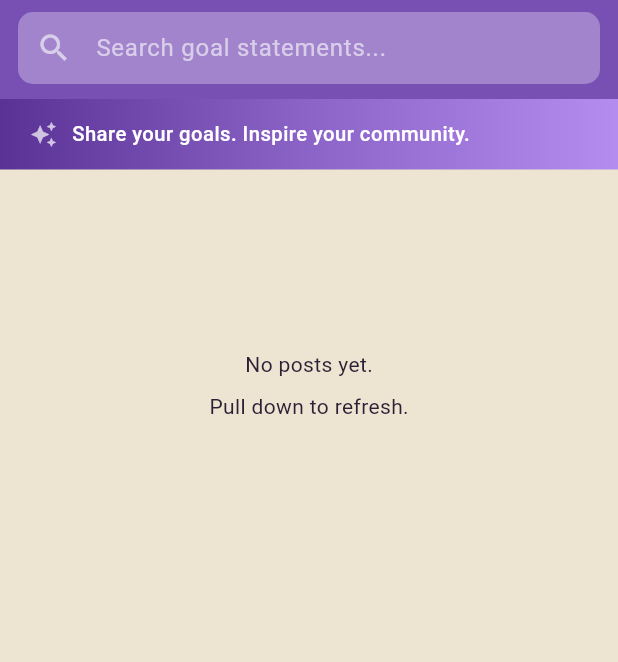
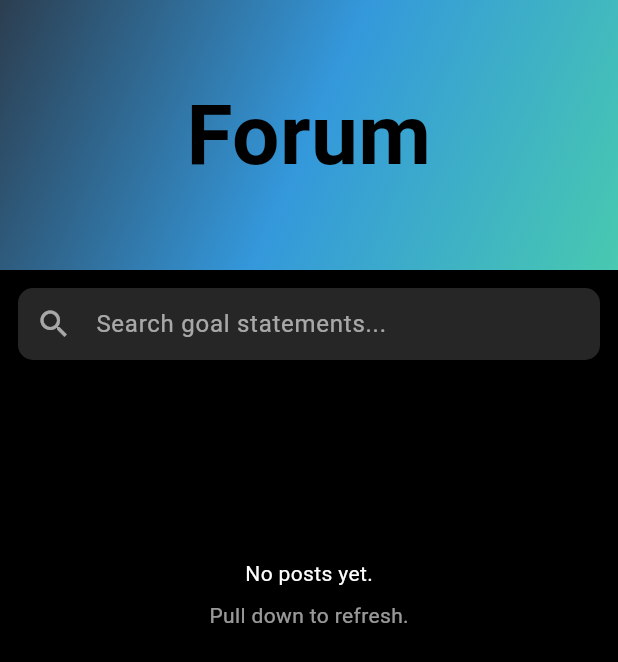
Before and after one commit to Mehedi259/Ally, a Flutter app: the Forum widget shown alone on an empty page, opened directly, on a phone screen of 412 x 824 dp. Shown: the top 662 px of the screen. Run offline on Flutter 3.47's test engine with Material 3 defaults, Android fonts, the phone set to English and light mode, and no system bars; our stand-ins replace cloud_firestore, firebase_auth, firebase_core, flutter_local_notifications, google_sign_in, sliding_up_panel and 1 more; accounts and stored records are empty.

Commit message:
Update forum UI with a new dark theme and custom color palette
- **UI/UX**:
    - Replaced the small `_buildGradientBanner` with a large, bold `_buildGradientHeader` featuring a dark blue-to-cyan gradient and large "Forum" text.
    - Switched the main background, search bar, and several text styles from theme-dependent colors to explicit black and white values.
    - Implemented a hardcoded color palette (Lavender, Tan, Aquamarine, Periwinkle, and Rose) for forum posts, replacing `AveaThemes` references.
    - Updated the search bar with adjusted padding and a more transparent input field.
- **Components**:
    - Simplified the `_buildSkeletonList` structure and updated `_SkeletonBar` to use a grey semi-transparent background with a smaller border radius.
    - Adjusted vertical padding for forum posts and updated "no results" and "retry" messaging styles for better visibility on dark backgrounds.

```diff
--- a/lib/forum.dart
+++ b/lib/forum.dart
@@ -47,10 +47,57 @@ class _ForumState extends State<Forum> {
     await _postsFuture;
   }
 
+  Widget _buildSkeletonList() {
+    return ListView.separated(
+      physics: const AlwaysScrollableScrollPhysics(),
+      padding: const EdgeInsets.all(16),
+      itemCount: 6,
+      separatorBuilder: (context, index) => const SizedBox(height: 16),
+      itemBuilder: (context, index) {
+        return Container(
+          padding: const EdgeInsets.symmetric(vertical: 8, horizontal: 16),
+          child: Column(
+            crossAxisAlignment: CrossAxisAlignment.start,
+            children: const [
+              _SkeletonBar(width: double.infinity, height: 20),
+            ],
+          ),
+        );
+      },
+    );
+  }
+
+  Widget _buildGradientHeader() {
+    return Container(
+      width: double.infinity,
+      padding: const EdgeInsets.symmetric(vertical: 50),
+      decoration: const BoxDecoration(
+        gradient: LinearGradient(
+          begin: Alignment.topLeft,
+          end: Alignment.bottomRight,
+          colors: [
+            Color(0xFF2C3E50), // Dark blue
+            Color(0xFF3498DB), // Blue
+            Color(0xFF48C9B0), // Aquamarine/Cyan
+          ],
+        ),
+      ),
+      child: const Text(
+        'Forum',
+        style: TextStyle(
+          color: Colors.black,
+          fontSize: 56,
+          fontWeight: FontWeight.bold,
+        ),
+        textAlign: TextAlign.center,
+      ),
+    );
+  }
+
   Widget _buildSearchBar() {
     return Container(
-      color: AveaThemes.current().primarySwatch,
-      padding: const EdgeInsets.fromLTRB(12, 8, 12, 10),
+      color: Colors.black,
+      padding: const EdgeInsets.fromLTRB(12, 12, 12, 12),
       child: TextField(
         controller: _searchController,
         focusNode: _searchFocusNode,
@@ -67,7 +114,7 @@ class _ForumState extends State<Forum> {
                 )
               : null,
           filled: true,
-          fillColor: Colors.white.withValues(alpha: 0.30),
+          fillColor: Colors.white.withValues(alpha: 0.15),
           border: OutlineInputBorder(
             borderRadius: BorderRadius.circular(10),
             borderSide: BorderSide.none,
@@ -86,77 +133,14 @@ class _ForumState extends State<Forum> {
     );
   }
 
-  Widget _buildSkeletonList() {
-    return ListView.separated(
-      physics: const AlwaysScrollableScrollPhysics(),
-      padding: const EdgeInsets.all(16),
-      itemCount: 6,
-      separatorBuilder: (context, index) => const SizedBox(height: 12),
-      itemBuilder: (context, index) {
-        return Container(
-          padding: const EdgeInsets.all(16),
-          decoration: BoxDecoration(
-            color: AveaThemes.current().cardLighterBackground,
-            borderRadius: BorderRadius.circular(12),
-          ),
-          child: Column(
-            crossAxisAlignment: CrossAxisAlignment.start,
-            children: const [
-              _SkeletonBar(width: 180, height: 16),
-              SizedBox(height: 10),
-              _SkeletonBar(width: double.infinity, height: 12),
-              SizedBox(height: 6),
-              _SkeletonBar(width: 220, height: 12),
-            ],
-          ),
-        );
-      },
-    );
-  }
-
-  Widget _buildGradientBanner() {
-    return Container(
-      width: double.infinity,
-      padding: const EdgeInsets.symmetric(horizontal: 20, vertical: 14),
-      decoration: const BoxDecoration(
-        gradient: LinearGradient(
-          begin: Alignment.centerLeft,
-          end: Alignment.centerRight,
-          colors: [
-            Color.fromARGB(255, 90, 50, 150),
-            Color.fromARGB(255, 140, 100, 200),
-            Color.fromARGB(255, 180, 140, 240),
-          ],
-        ),
-      ),
-      child: Row(
-        children: [
-          const Icon(Icons.auto_awesome, color: Colors.white70, size: 18),
-          const SizedBox(width: 10),
-          Expanded(
-            child: Text(
-              'Share your goals. Inspire your community.',
-              style: const TextStyle(
-                color: Colors.white,
-                fontSize: 13.5,
-                fontWeight: FontWeight.w500,
-                letterSpacing: 0.3,
-              ),
-            ),
-          ),
-        ],
-      ),
-    );
-  }
-
   @override
   Widget build(BuildContext context) {
     return Container(
-      color: AveaThemes.current().backgroundColor,
+      color: Colors.black,
       child: Column(
         children: [
+          _buildGradientHeader(),
           _buildSearchBar(),
-          _buildGradientBanner(),
           Expanded(
             child: FutureBuilder<List<ForumPost>?>(
               future: _postsFuture,
@@ -171,17 +155,17 @@ class _ForumState extends State<Forum> {
                     padding: const EdgeInsets.all(16),
                     children: [
                       const SizedBox(height: 120),
-                      Center(
+                      const Center(
                         child: Text(
                           "Failed to load forum posts.",
-                          style: TextStyle(color: AveaThemes.current().textColor),
+                          style: TextStyle(color: Colors.white),
                         ),
                       ),
                       const SizedBox(height: 8),
-                      Center(
+                      const Center(
                         child: Text(
                           "Pull down to retry.",
-                          style: TextStyle(color: AveaThemes.current().secondaryTextColor),
+                          style: TextStyle(color: Colors.white60),
                         ),
                       ),
                       const SizedBox(height: 16),
@@ -189,8 +173,8 @@ class _ForumState extends State<Forum> {
                         child: OutlinedButton(
                           onPressed: _refreshPosts,
                           style: OutlinedButton.styleFrom(
-                            foregroundColor: AveaThemes.current().textColor,
-                            side: BorderSide(color: AveaThemes.current().secondaryTextColor),
+                            foregroundColor: Colors.white,
+                            side: const BorderSide(color: Colors.white60),
                           ),
                           child: const Text("Retry"),
                         ),
@@ -216,19 +200,19 @@ class _ForumState extends State<Forum> {
                     listBody = ListView(
                       physics: const AlwaysScrollableScrollPhysics(),
                       padding: EdgeInsets.zero,
-                      children: [
-                        const SizedBox(height: 120),
+                      children: const [
+                        SizedBox(height: 120),
                         Center(
                           child: Text(
                             "No posts yet.",
-                            style: TextStyle(color: AveaThemes.current().textColor),
+                            style: TextStyle(color: Colors.white),
                           ),
                         ),
-                        const SizedBox(height: 8),
+                        SizedBox(height: 8),
                         Center(
                           child: Text(
                             "Pull down to refresh.",
-                            style: TextStyle(color: AveaThemes.current().secondaryTextColor),
+                            style: TextStyle(color: Colors.white60),
                           ),
                         ),
                       ],
@@ -237,11 +221,21 @@ class _ForumState extends State<Forum> {
                     final postWidgets = filteredPosts.indexed.map((element) {
                       final index = element.$1;
                       final post = element.$2;
-                      final colorIndex = index % AveaThemes.current().postTextColors.length;
-                      final textColor = AveaThemes.current().postTextColors[colorIndex];
+
+                      // Define color palette matching the image
+                      final colorPalette = [
+                        const Color(0xFFBAA7D8), // Lavender - RGB(186, 167, 216)
+                        const Color(0xFFD5B58C), // Tan - RGB(213, 181, 140)
+                        const Color(0xFF7FD4C9), // Aquamarine - RGB(127, 212, 201)
+                        const Color(0xFFA6B6E6), // Periwinkle - RGB(166, 182, 230)
+                        const Color(0xFFE098AB), // Rose - RGB(224, 152, 171)
+                      ];
+
+                      final colorIndex = index % colorPalette.length;
+                      final textColor = colorPalette[colorIndex];
 
                       return Padding(
-                        padding: const EdgeInsets.symmetric(horizontal: 16),
+                        padding: const EdgeInsets.symmetric(horizontal: 16, vertical: 6),
                         child: Post2(
                           title: post.title,
                           content: post.content,
@@ -256,16 +250,15 @@ class _ForumState extends State<Forum> {
                       physics: const AlwaysScrollableScrollPhysics(),
                       padding: EdgeInsets.zero,
                       children: [
-                        const SizedBox(height: 8),
+                        const SizedBox(height: 16),
                         if (filteredPosts.isEmpty)
-                          Padding(
-                            padding: const EdgeInsets.symmetric(
+                          const Padding(
+                            padding: EdgeInsets.symmetric(
                                 horizontal: 16, vertical: 40),
                             child: Center(
                               child: Text(
-                                'No results for "$_searchQuery"',
-                                style: TextStyle(
-                                    color: AveaThemes.current().secondaryTextColor),
+                                'No results',
+                                style: TextStyle(color: Colors.white60),
                                 textAlign: TextAlign.center,
                               ),
                             ),
@@ -303,8 +296,8 @@ class _SkeletonBar extends StatelessWidget {
       width: width,
       height: height,
       decoration: BoxDecoration(
-        color: AveaThemes.current().cardBackgroundColor,
-        borderRadius: BorderRadius.circular(8),
+        color: Colors.grey.withValues(alpha: 0.2),
+        borderRadius: BorderRadius.circular(4),
       ),
     );
   }
```
